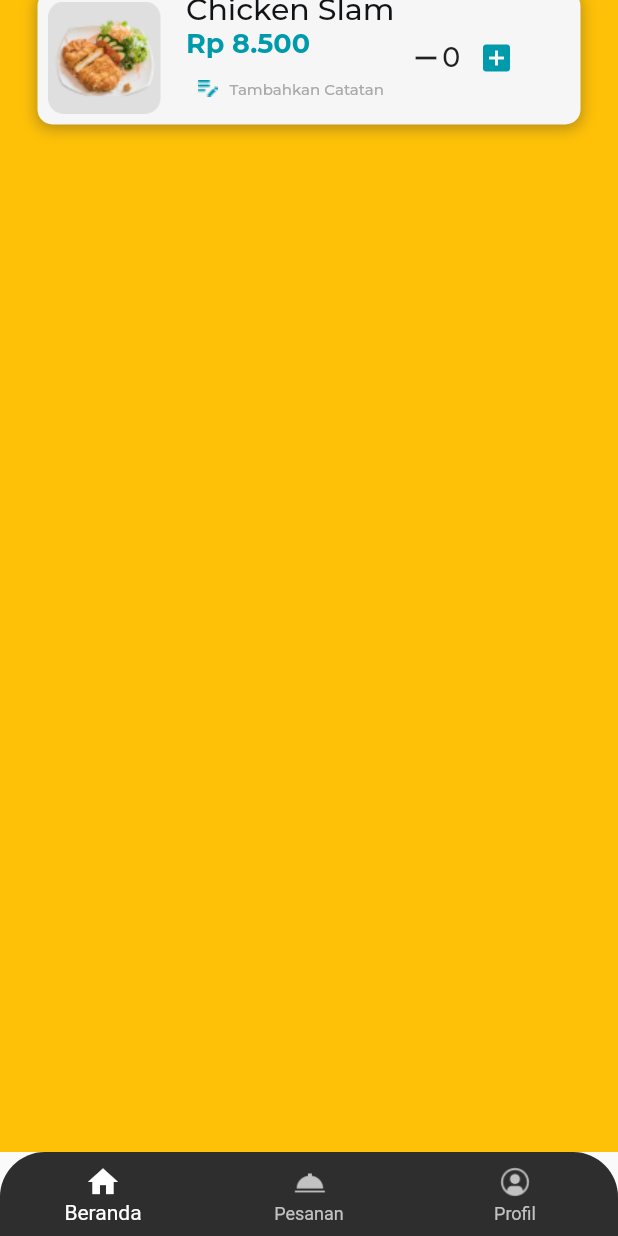
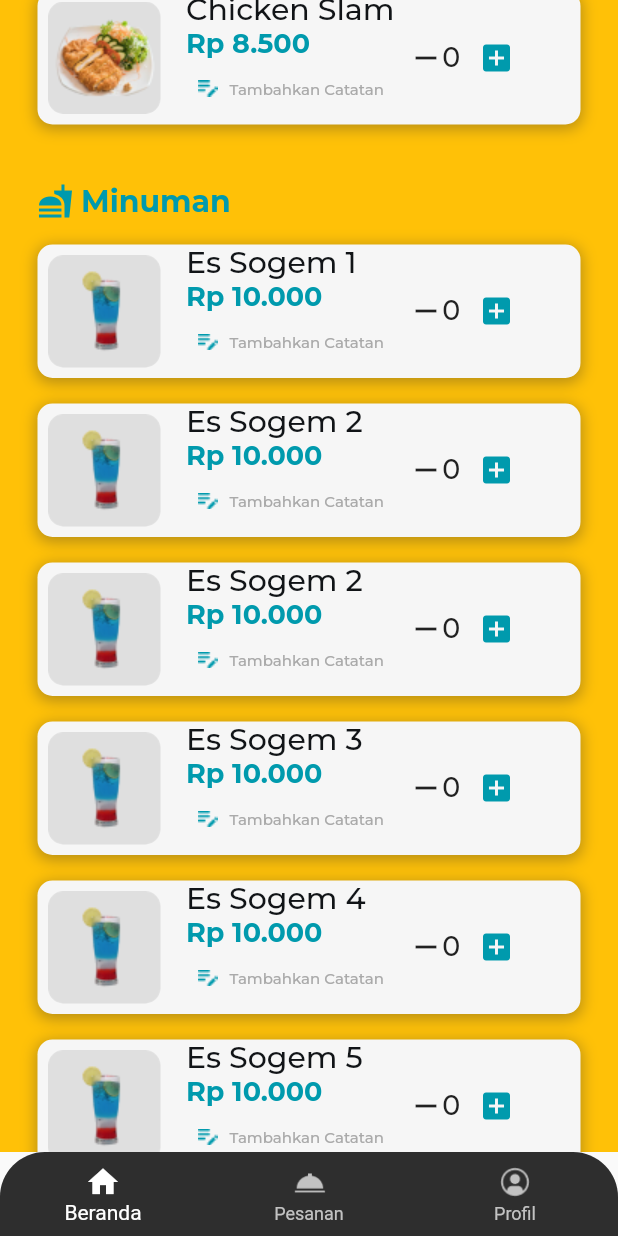
Before and after one commit to mlatifr/java_code, a Flutter app: the Beranda screen opened directly, scrolled down 1152 dp, on a phone screen of 412 x 824 dp. Run offline on Flutter 3.47's test engine with Material 2 defaults, Android fonts, the phone set to English and light mode, and no system bars; our stand-ins replace google_fonts.

```diff
--- a/lib/beranda/widgetBeranda.dart
+++ b/lib/beranda/widgetBeranda.dart
@@ -178,7 +178,7 @@ class _WidgetBerandaState extends State<WidgetBeranda> {
                                 child: Column(
                                   children: [
                                     WidgetMakanan(context),
-                                    // WidgetMinuman(context, newContext)
+                                    WidgetMinuman(context)
                                   ],
                                 )),
                             SingleChildScrollView(
```
